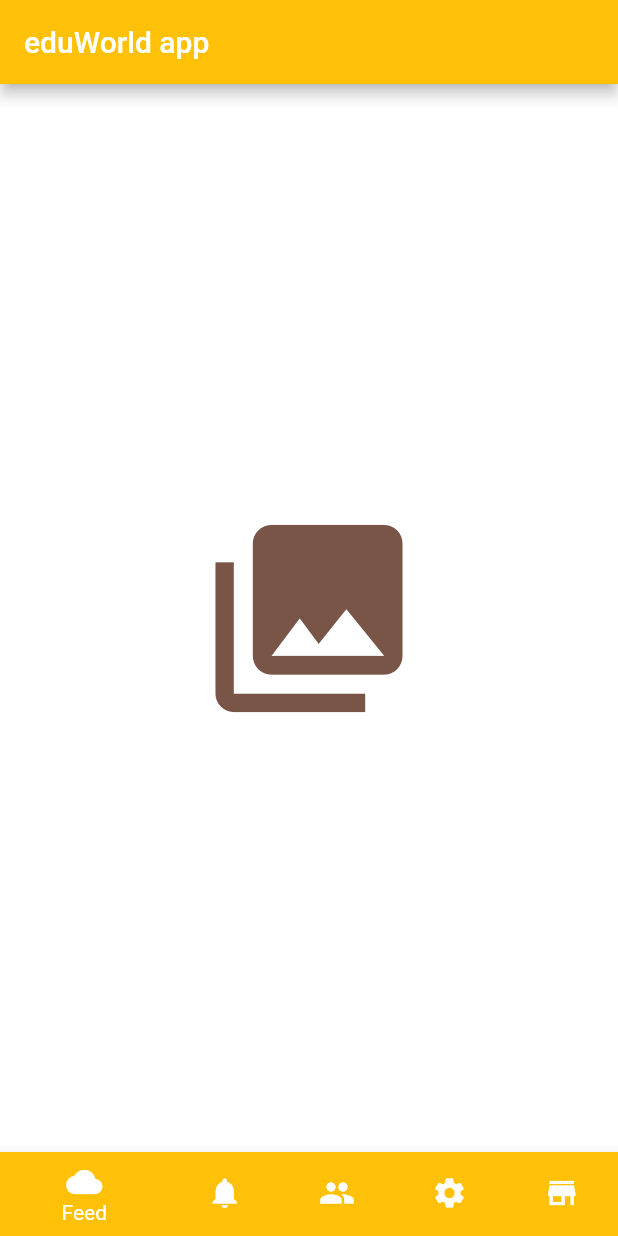
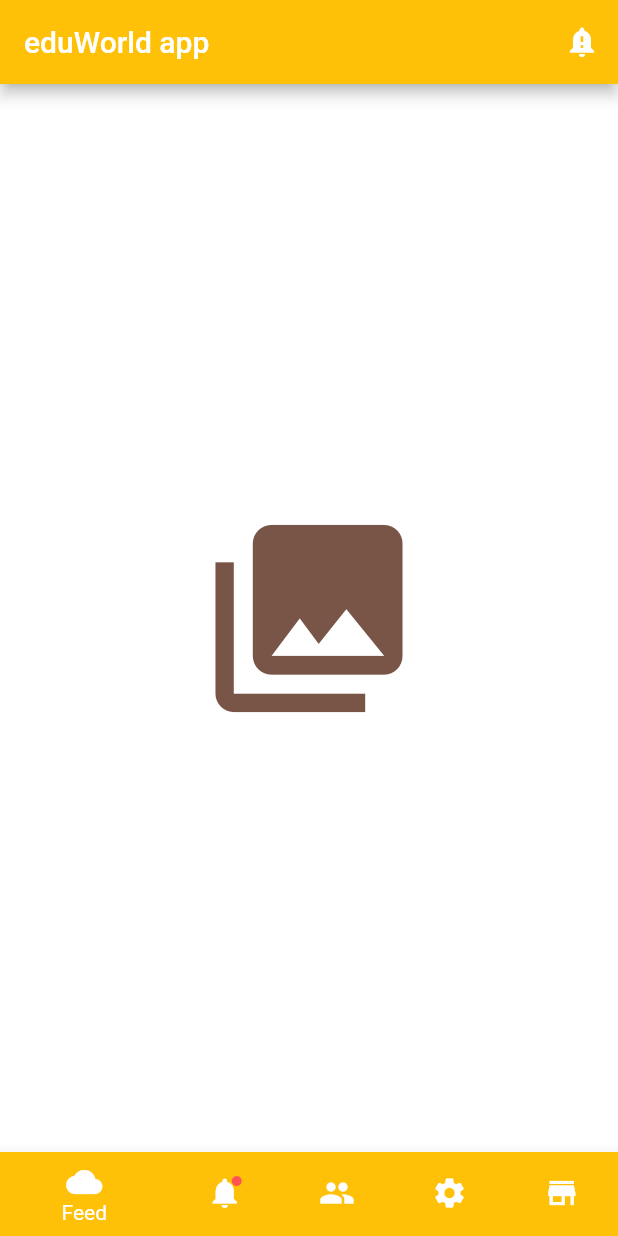
Before and after one commit to varunprathap/eduWorld, a Flutter app: the screen it shows after launch, on a phone screen of 412 x 824 dp. Run offline on Flutter 3.47's test engine with Material 2 defaults, Android fonts, the phone set to English and light mode, and no system bars.

Commit message:
added badge to notification

```diff
--- a/lib/main.dart
+++ b/lib/main.dart
@@ -4,10 +4,6 @@ import './More.dart' as more;
 import './Tools.dart' as tools;
 import './Classes.dart' as classes;
 import './Feed.dart' as feed;
-
-
-
-
 
 void main() => runApp(new MyApp());
 
@@ -26,9 +22,9 @@ class MyApp extends StatelessWidget {
           // "hot reload" (press "r" in the console where you ran "flutter run",
           // or press Run > Flutter Hot Reload in IntelliJ). Notice that the
           // counter didn't reset back to zero; the application is not restarted.
-        primarySwatch: Colors.red
-      ),
+          primarySwatch: Colors.red),
       home: new MyHomePage(title: 'eduWorld app'),
+      showPerformanceOverlay: false,
     );
   }
 }
@@ -51,36 +47,39 @@ class MyHomePage extends StatefulWidget {
   _MyHomePageState createState() => new _MyHomePageState();
 }
 
-class _MyHomePageState extends State<MyHomePage> with SingleTickerProviderStateMixin {
-
-
+class _MyHomePageState extends State<MyHomePage>
+    with SingleTickerProviderStateMixin {
   PageController controller;
-  int page =0;
-
-
+  int page = 0;
 
   @override
-  void initState(){
-
+  void initState() {
     super.initState();
-     controller=new PageController(initialPage: this.page);
+    controller = new PageController(initialPage: this.page);
   }
 
   @override
-  void dispose(){
-
+  void dispose() {
     controller.dispose();
     super.dispose();
   }
 
   @override
   Widget build(BuildContext context) {
-
     return new Scaffold(
         backgroundColor: Colors.white,
         appBar: new AppBar(
-        title: new Text(widget.title),backgroundColor:Colors.amber
-      ),bottomNavigationBar: new BottomNavigationBar(
+          title: new Text(widget.title),
+          backgroundColor: Colors.amber,
+          actions: <Widget>[
+            new IconButton(
+              // action button
+              icon: new Icon(Icons.notification_important),
+              onPressed: () {},
+            ),
+          ],
+        ),
+        bottomNavigationBar: new BottomNavigationBar(
           items: [
             new BottomNavigationBarItem(
               icon: new Icon(Icons.cloud),
@@ -88,9 +87,18 @@ class _MyHomePageState extends State<MyHomePage> with SingleTickerProviderStateM
               title: new Text("Feed"),
             ),
             new BottomNavigationBarItem(
-                  icon: new Icon(Icons.notifications),
-                  backgroundColor: Colors.amber,
-                  title: new Text("Notification")),
+              title: new Text('Notifications'),
+              icon: new Stack(children: <Widget>[
+                new Icon(Icons.notifications),
+                new Positioned(
+                  // draw a red marble
+                  top: 0.0,
+                  right: 0.0,
+                  child: new Icon(Icons.brightness_1,
+                      size: 8.0, color: Colors.redAccent),
+                )
+              ]),
+            ),
             new BottomNavigationBarItem(
                 icon: new Icon(Icons.people),
                 backgroundColor: Colors.amber,
@@ -106,16 +114,22 @@ class _MyHomePageState extends State<MyHomePage> with SingleTickerProviderStateM
           ],
           onTap: onTap,
           currentIndex: page,
-
         ),
-      body: new PageView(controller:controller,onPageChanged: onPageChanged, children: <Widget>[new feed.Feed(), new notification.Notification(),new classes.Classes(),new tools.Tools(),new more.More()])
-    );
+        body: new PageView(
+            controller: controller,
+            onPageChanged: onPageChanged,
+            children: <Widget>[
+              new feed.Feed(),
+              new notification.Notification(),
+              new classes.Classes(),
+              new tools.Tools(),
+              new more.More()
+            ]));
   }
 
   void onTap(int index) {
-    controller.animateToPage(
-        index, duration: const Duration(milliseconds: 300),
-        curve: Curves.ease);
+    controller.animateToPage(index,
+        duration: const Duration(milliseconds: 300), curve: Curves.ease);
   }
 
   void onPageChanged(int page) {
```
Lines whose indentation alone changed are shown as unchanged.
